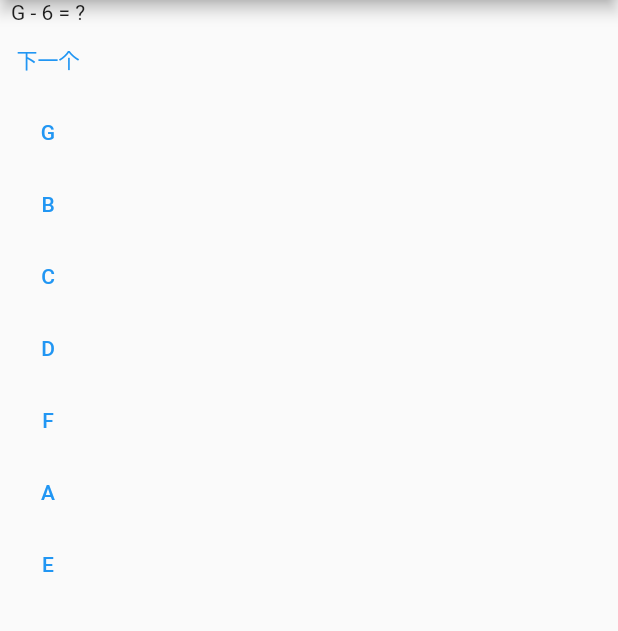
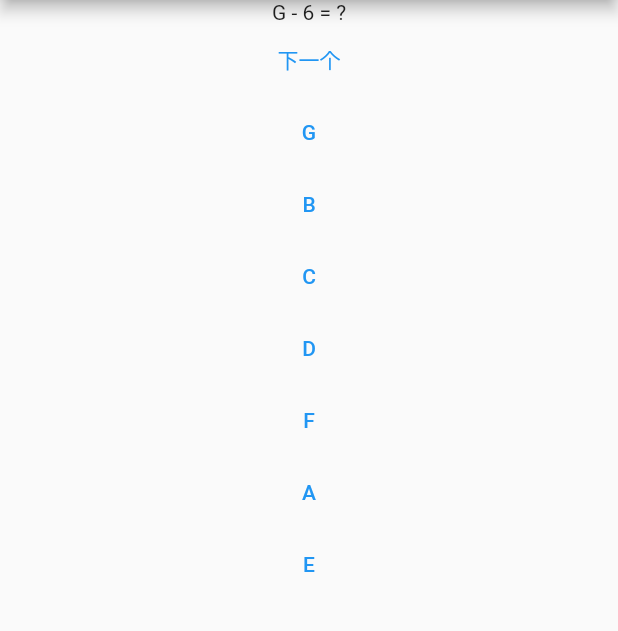
Before and after one commit to brangpd/music_theory_tools, a Flutter app: the screen it shows after launch, on a phone screen of 412 x 824 dp, the part 84-715 px from its top. Run offline on Flutter 3.47's test engine with Material 2 defaults, Android fonts, the phone set to English and light mode, and no system bars.

Commit message:
调整一下位置

```diff
--- a/lib/mtt/pitch_name_calculation.dart
+++ b/lib/mtt/pitch_name_calculation.dart
@@ -114,10 +114,14 @@ class _PitchNameCalculationQuestionWidgetState
     }
 
     return Container(
-      child: Column(
-          mainAxisSize: MainAxisSize.min,
-          mainAxisAlignment: MainAxisAlignment.center,
-          children: children),
+      child: Row(
+        mainAxisAlignment: MainAxisAlignment.center,
+        children: [
+          Column(
+              mainAxisSize: MainAxisSize.min,
+              children: children),
+        ],
+      ),
     );
   }
 
```
